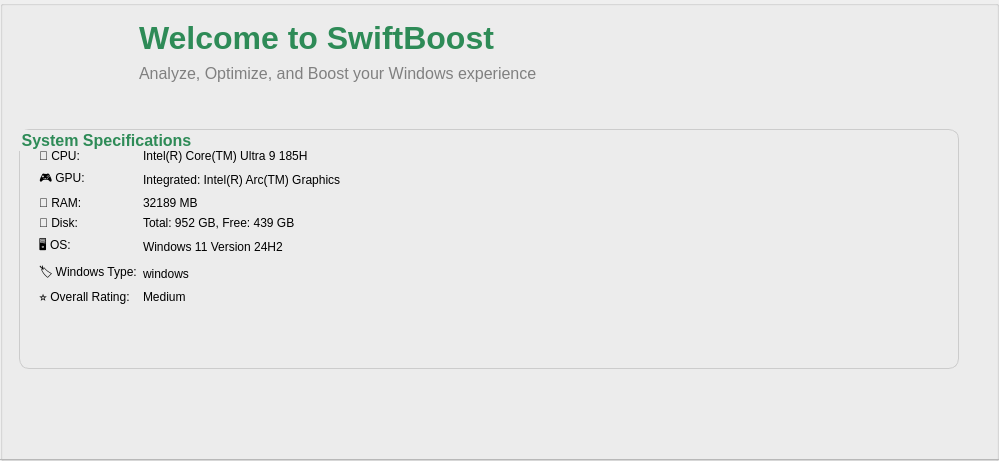
This is mainmenu.ui in alexhebri/SwiftBoost as Qt 5 draws it before an edit. The edited form follows.
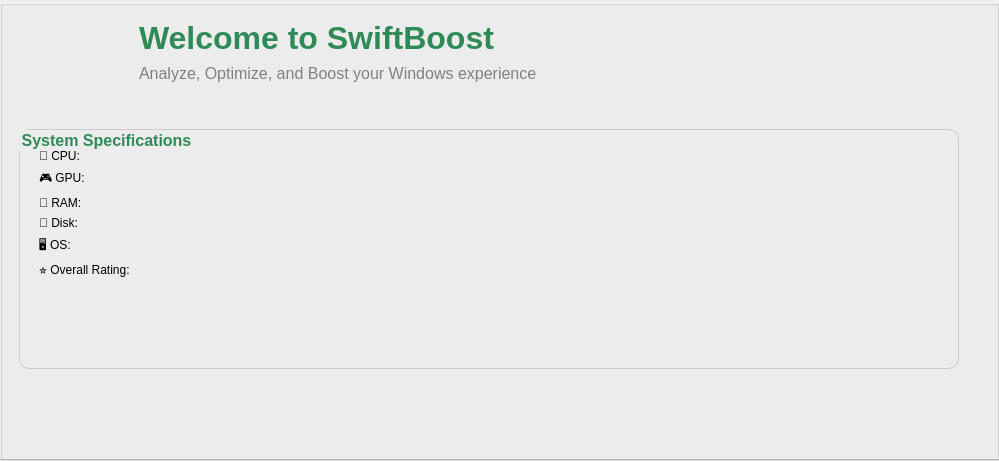
This is the edited form. Icons and pictures are not drawn.

The edit to the form file:
```diff
--- a/mainmenu.ui
+++ b/mainmenu.ui
@@ -95,17 +95,10 @@
      <set>Qt::AlignmentFlag::AlignLeading|Qt::AlignmentFlag::AlignLeft|Qt::AlignmentFlag::AlignTop</set>
     </property>
     <layout class="QFormLayout" name="formLayout_specs">
-     <item row="0" column="0">
-      <widget class="QLabel" name="label_cpu_title">
-       <property name="text">
-        <string>🧠 CPU:</string>
-       </property>
-      </widget>
-     </item>
      <item row="0" column="1">
       <widget class="QLabel" name="label_cpu_info">
        <property name="text">
-        <string>Intel(R) Core(TM) Ultra 9 185H</string>
+        <string/>
        </property>
       </widget>
      </item>
@@ -119,7 +112,7 @@
      <item row="1" column="1">
       <widget class="QLabel" name="label_gpu_info">
        <property name="text">
-        <string>Integrated: Intel(R) Arc(TM) Graphics</string>
+        <string/>
        </property>
       </widget>
      </item>
@@ -133,7 +126,7 @@
      <item row="2" column="1">
       <widget class="QLabel" name="label_ram_info">
        <property name="text">
-        <string>32189 MB</string>
+        <string/>
        </property>
       </widget>
      </item>
@@ -147,7 +140,7 @@
      <item row="3" column="1">
       <widget class="QLabel" name="label_disk_info">
        <property name="text">
-        <string>Total: 952 GB, Free: 439 GB</string>
+        <string/>
        </property>
       </widget>
      </item>
@@ -158,38 +151,31 @@
        </property>
       </widget>
      </item>
+     <item row="4" column="1">
+      <widget class="QLabel" name="label_os_info">
+       <property name="text">
+        <string/>
+       </property>
+      </widget>
+     </item>
      <item row="5" column="0">
-      <widget class="QLabel" name="label_type_title">
-       <property name="text">
-        <string>🏷️ Windows Type:</string>
-       </property>
-      </widget>
-     </item>
-     <item row="5" column="1">
-      <widget class="QLabel" name="label_type_info">
-       <property name="text">
-        <string>windows</string>
-       </property>
-      </widget>
-     </item>
-     <item row="6" column="0">
       <widget class="QLabel" name="label_rating_title">
        <property name="text">
         <string>⭐ Overall Rating:</string>
        </property>
       </widget>
      </item>
-     <item row="6" column="1">
+     <item row="5" column="1">
       <widget class="QLabel" name="label_rating_info">
        <property name="text">
-        <string>Medium</string>
+        <string/>
        </property>
       </widget>
      </item>
-     <item row="4" column="1">
-      <widget class="QLabel" name="label_os_info">
+     <item row="0" column="0">
+      <widget class="QLabel" name="label_cpu_title">
        <property name="text">
-        <string>Windows 11 Version 24H2</string>
+        <string>🧠 CPU:</string>
        </property>
       </widget>
      </item>
```
